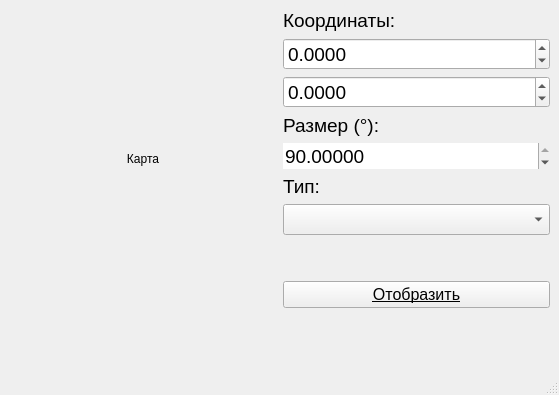
Above: map_ui.ui from RostislavShishmarev/Maps-app before the change. Below: the same form after it.
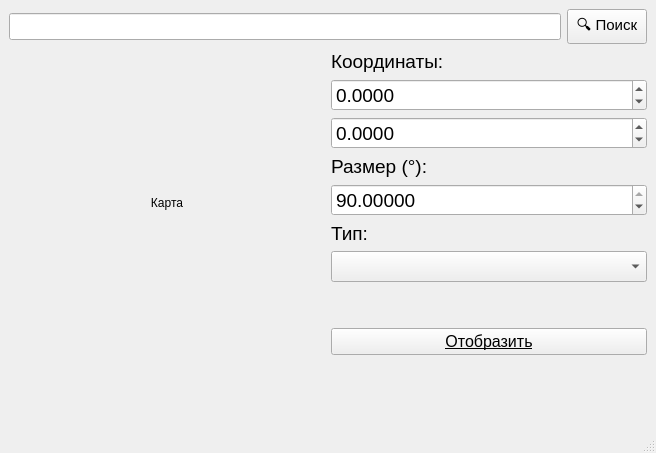
That is the form after the change.

Commit message: Добавлен поиск

Patch:
```diff
--- a/map_ui.ui
+++ b/map_ui.ui
@@ -6,8 +6,8 @@
    <rect>
     <x>0</x>
     <y>0</y>
-    <width>559</width>
-    <height>395</height>
+    <width>656</width>
+    <height>453</height>
    </rect>
   </property>
   <property name="maximumSize">
@@ -22,70 +22,28 @@
   <property name="windowTitle">
    <string>Карта</string>
   </property>
+  <property name="styleSheet">
+   <string notr="true"/>
+  </property>
   <widget class="QWidget" name="centralwidget">
    <layout class="QGridLayout" name="gridLayout">
-    <item row="2" column="0">
-     <spacer name="verticalSpacer">
-      <property name="orientation">
-       <enum>Qt::Vertical</enum>
+    <item row="0" column="1">
+     <widget class="QPushButton" name="search_but">
+      <property name="font">
+       <font>
+        <pointsize>11</pointsize>
+       </font>
       </property>
-      <property name="sizeHint" stdset="0">
-       <size>
-        <width>20</width>
-        <height>40</height>
-       </size>
+      <property name="styleSheet">
+       <string notr="true"/>
       </property>
-     </spacer>
+      <property name="text">
+       <string>🔍 Поиск</string>
+      </property>
+     </widget>
     </item>
-    <item row="0" column="0" rowspan="2">
+    <item row="1" column="0" rowspan="2" colspan="2">
      <layout class="QGridLayout" name="gridLayout_2">
-      <item row="5" column="1">
-       <widget class="QLabel" name="label_3">
-        <property name="font">
-         <font>
-          <pointsize>14</pointsize>
-         </font>
-        </property>
-        <property name="text">
-         <string>Тип:</string>
-        </property>
-       </widget>
-      </item>
-      <item row="8" column="1">
-       <widget class="QPushButton" name="show_but">
-        <property name="minimumSize">
-         <size>
-          <width>160</width>
-          <height>0</height>
-         </size>
-        </property>
-        <property name="font">
-         <font>
-          <pointsize>12</pointsize>
-          <underline>true</underline>
-         </font>
-        </property>
-        <property name="focusPolicy">
-         <enum>Qt::StrongFocus</enum>
-        </property>
-        <property name="text">
-         <string>Отобразить</string>
-        </property>
-       </widget>
-      </item>
-      <item row="7" column="1">
-       <spacer name="verticalSpacer_2">
-        <property name="orientation">
-         <enum>Qt::Vertical</enum>
-        </property>
-        <property name="sizeHint" stdset="0">
-         <size>
-          <width>20</width>
-          <height>40</height>
-         </size>
-        </property>
-       </spacer>
-      </item>
       <item row="0" column="0" rowspan="9">
        <widget class="QLabel" name="map_lab">
         <property name="text">
@@ -98,6 +56,13 @@
       </item>
       <item row="4" column="1">
        <widget class="QDoubleSpinBox" name="size_spin">
+        <property name="palette">
+         <palette>
+          <active/>
+          <inactive/>
+          <disabled/>
+         </palette>
+        </property>
         <property name="font">
          <font>
           <pointsize>14</pointsize>
@@ -106,8 +71,11 @@
         <property name="focusPolicy">
          <enum>Qt::WheelFocus</enum>
         </property>
+        <property name="styleSheet">
+         <string notr="true"/>
+        </property>
         <property name="frame">
-         <bool>false</bool>
+         <bool>true</bool>
         </property>
         <property name="buttonSymbols">
          <enum>QAbstractSpinBox::UpDownArrows</enum>
@@ -142,6 +110,9 @@
           <pointsize>14</pointsize>
          </font>
         </property>
+        <property name="styleSheet">
+         <string notr="true"/>
+        </property>
        </widget>
       </item>
       <item row="0" column="1">
@@ -157,6 +128,9 @@
           <pointsize>14</pointsize>
          </font>
         </property>
+        <property name="styleSheet">
+         <string notr="true"/>
+        </property>
         <property name="text">
          <string>Координаты:</string>
         </property>
@@ -167,6 +141,13 @@
       </item>
       <item row="1" column="1">
        <widget class="QDoubleSpinBox" name="lat_spin">
+        <property name="palette">
+         <palette>
+          <active/>
+          <inactive/>
+          <disabled/>
+         </palette>
+        </property>
         <property name="font">
          <font>
           <pointsize>14</pointsize>
@@ -175,6 +156,12 @@
         <property name="focusPolicy">
          <enum>Qt::WheelFocus</enum>
         </property>
+        <property name="styleSheet">
+         <string notr="true"/>
+        </property>
+        <property name="frame">
+         <bool>true</bool>
+        </property>
         <property name="buttonSymbols">
          <enum>QAbstractSpinBox::UpDownArrows</enum>
         </property>
@@ -199,6 +186,9 @@
           <pointsize>14</pointsize>
          </font>
         </property>
+        <property name="styleSheet">
+         <string notr="true"/>
+        </property>
         <property name="text">
          <string>Размер (°):</string>
         </property>
@@ -206,6 +196,13 @@
       </item>
       <item row="2" column="1">
        <widget class="QDoubleSpinBox" name="lon_spin">
+        <property name="palette">
+         <palette>
+          <active/>
+          <inactive/>
+          <disabled/>
+         </palette>
+        </property>
         <property name="font">
          <font>
           <pointsize>14</pointsize>
@@ -214,6 +211,12 @@
         <property name="focusPolicy">
          <enum>Qt::WheelFocus</enum>
         </property>
+        <property name="styleSheet">
+         <string notr="true"/>
+        </property>
+        <property name="frame">
+         <bool>true</bool>
+        </property>
         <property name="buttonSymbols">
          <enum>QAbstractSpinBox::UpDownArrows</enum>
         </property>
@@ -231,8 +234,98 @@
         </property>
        </widget>
       </item>
+      <item row="5" column="1">
+       <widget class="QLabel" name="label_3">
+        <property name="font">
+         <font>
+          <pointsize>14</pointsize>
+         </font>
+        </property>
+        <property name="styleSheet">
+         <string notr="true"/>
+        </property>
+        <property name="text">
+         <string>Тип:</string>
+        </property>
+       </widget>
+      </item>
+      <item row="7" column="1">
+       <spacer name="verticalSpacer_2">
+        <property name="orientation">
+         <enum>Qt::Vertical</enum>
+        </property>
+        <property name="sizeHint" stdset="0">
+         <size>
+          <width>20</width>
+          <height>40</height>
+         </size>
+        </property>
+       </spacer>
+      </item>
+      <item row="8" column="1">
+       <widget class="QPushButton" name="show_but">
+        <property name="minimumSize">
+         <size>
+          <width>160</width>
+          <height>0</height>
+         </size>
+        </property>
+        <property name="font">
+         <font>
+          <pointsize>12</pointsize>
+          <underline>true</underline>
+         </font>
+        </property>
+        <property name="focusPolicy">
+         <enum>Qt::StrongFocus</enum>
+        </property>
+        <property name="styleSheet">
+         <string notr="true"/>
+        </property>
+        <property name="text">
+         <string>Отобразить</string>
+        </property>
+       </widget>
+      </item>
      </layout>
     </item>
+    <item row="3" column="0">
+     <spacer name="verticalSpacer">
+      <property name="orientation">
+       <enum>Qt::Vertical</enum>
+      </property>
+      <property name="sizeHint" stdset="0">
+       <size>
+        <width>20</width>
+        <height>40</height>
+       </size>
+      </property>
+     </spacer>
+    </item>
+    <item row="0" column="0">
+     <widget class="QLineEdit" name="search_ed">
+      <property name="minimumSize">
+       <size>
+        <width>0</width>
+        <height>25</height>
+       </size>
+      </property>
+      <property name="font">
+       <font>
+        <pointsize>12</pointsize>
+       </font>
+      </property>
+      <property name="styleSheet">
+       <string notr="true"/>
+      </property>
+      <property name="text">
+       <string/>
+      </property>
+      <property name="frame">
+       <bool>true</bool>
+      </property>
+     </widget>
+    </item>
    </layout>
   </widget>
   <widget class="QMenuBar" name="menubar">
@@ -240,7 +333,7 @@
     <rect>
      <x>0</x>
      <y>0</y>
-     <width>559</width>
+     <width>656</width>
      <height>21</height>
     </rect>
    </property>
```
The commit also changes 1 other file.
